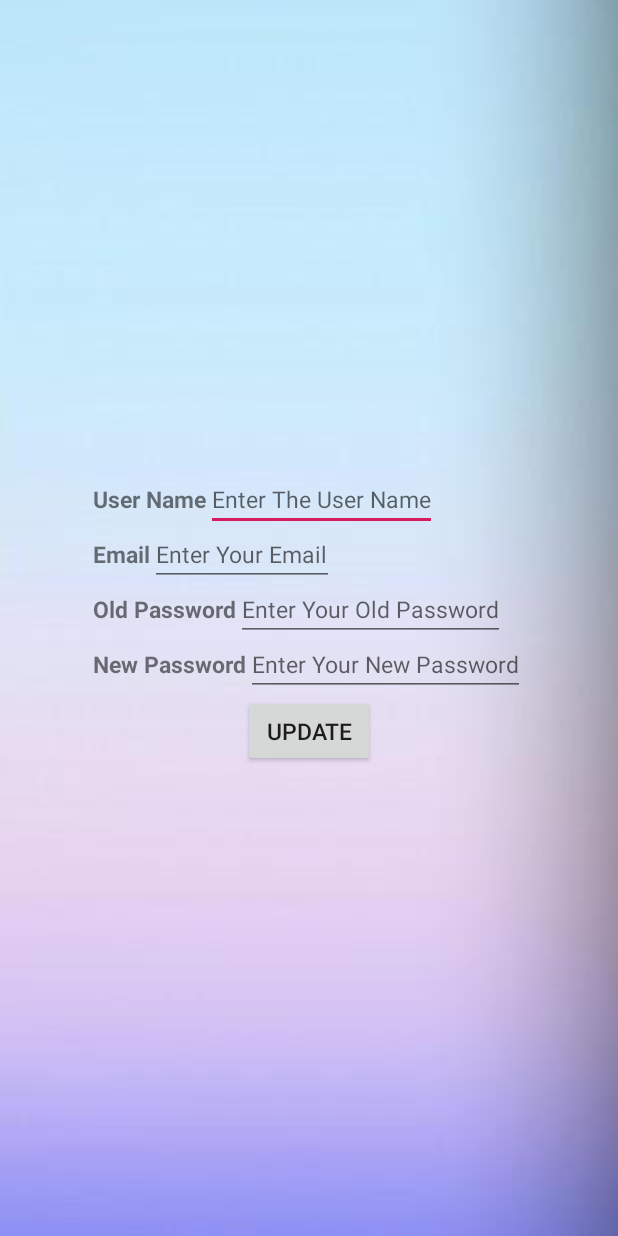
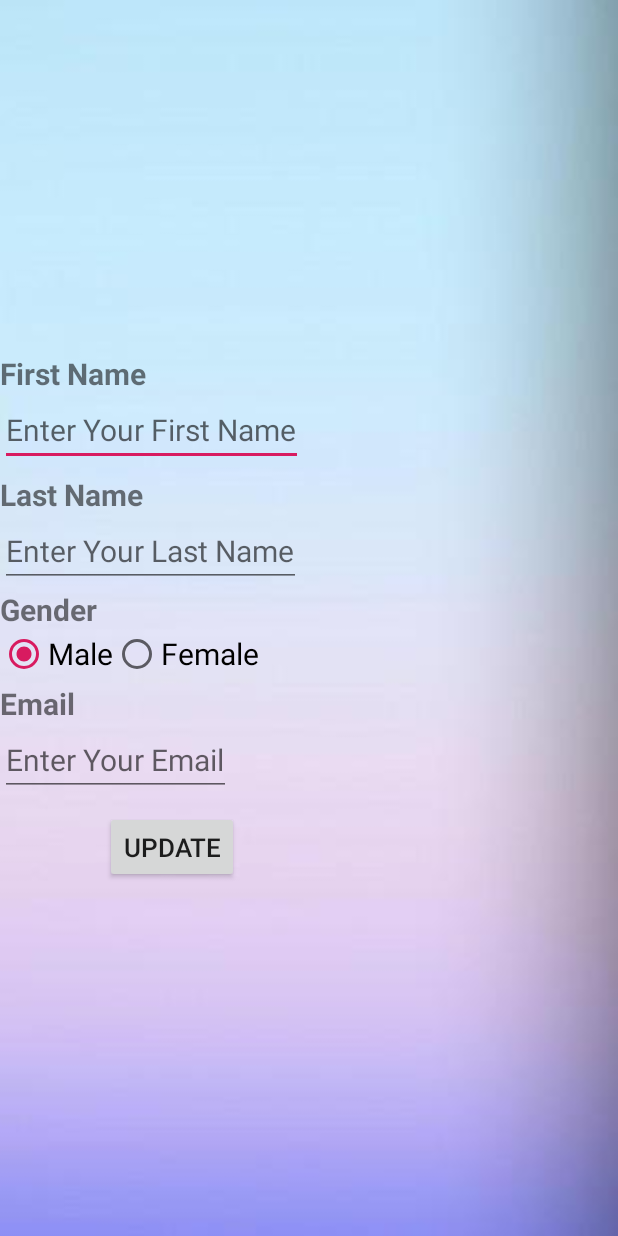
Before and after one commit to prachi52111/TraineeApp, an Android app: the layout activity_profile.xml on its own in the app's theme, with its tools: preview values and no code run, on a phone screen of 412 x 824 dp. Run offline under Robolectric (Android 15) with nearby library versions, the phone set to English and light mode, and no system bars.

Commit message:
dashboard add

```diff
--- a/app/src/main/java/com/example/prachisdemo/activities/DashBoard.java
+++ b/app/src/main/java/com/example/prachisdemo/activities/DashBoard.java
@@ -1,4 +1,4 @@
-package com.example.prachisdemo;
+package com.example.prachisdemo.activities;
 
 import android.content.Intent;
 import android.content.SharedPreferences;
@@ -9,6 +9,8 @@ import android.view.MotionEvent;
 import android.view.View;
 import android.widget.Button;
 import android.widget.Toast;
+
+import com.example.prachisdemo.R;
 
 public class DashBoard extends AppCompatActivity {
 
--- a/app/src/main/java/com/example/prachisdemo/activities/ForgotPasswordActiivity.java
+++ b/app/src/main/java/com/example/prachisdemo/activities/ForgotPasswordActiivity.java
@@ -1,7 +1,9 @@
-package com.example.prachisdemo;
+package com.example.prachisdemo.activities;
 
 import android.support.v7.app.AppCompatActivity;
 import android.os.Bundle;
+
+import com.example.prachisdemo.R;
 
 public class ForgotPasswordActiivity extends AppCompatActivity {
 
--- /dev/null
+++ b/app/src/main/java/com/example/prachisdemo/activities/InputValidation.java
@@ -0,0 +1,4 @@
+package com.example.prachisdemo.activities;
+
+class InputValidation {
+}
--- a/app/src/main/java/com/example/prachisdemo/activities/NavigationDrawer.java
+++ b/app/src/main/java/com/example/prachisdemo/activities/NavigationDrawer.java
@@ -1,4 +1,4 @@
-package com.example.prachisdemo;
+package com.example.prachisdemo.activities;
 
 import android.content.Intent;
 import android.os.Bundle;
@@ -13,7 +13,8 @@ import android.support.v7.app.AppCompatActivity;
 import android.support.v7.widget.Toolbar;
 import android.view.Menu;
 import android.view.MenuItem;
-import android.widget.TextView;
+
+import com.example.prachisdemo.R;
 
 public class NavigationDrawer extends AppCompatActivity
         implements NavigationView.OnNavigationItemSelectedListener {
--- a/app/src/main/java/com/example/prachisdemo/activities/SplashActivity.java
+++ b/app/src/main/java/com/example/prachisdemo/activities/SplashActivity.java
@@ -1,4 +1,4 @@
-package com.example.prachisdemo;
+package com.example.prachisdemo.activities;
 
 import android.content.Intent;
 import android.content.SharedPreferences;
@@ -6,7 +6,8 @@ import android.os.Handler;
 import android.preference.PreferenceManager;
 import android.support.v7.app.AppCompatActivity;
 import android.os.Bundle;
-import android.widget.Toast;
+
+import com.example.prachisdemo.R;
 
 public class SplashActivity extends AppCompatActivity {
 
--- a/app/src/main/res/layout/activity_profile.xml
+++ b/app/src/main/res/layout/activity_profile.xml
@@ -5,88 +5,113 @@
     android:layout_width="match_parent"
     android:layout_height="match_parent"
     android:background="@drawable/ic_back"
+    android:layout_gravity="center">
+
+<RelativeLayout
+    android:layout_width="match_parent"
+    android:layout_height="match_parent"
     android:gravity="center">
 
     <TextView
-        android:id="@+id/txt_user_name"
+        android:id="@+id/txt_fname"
         android:layout_width="wrap_content"
         android:layout_height="wrap_content"
-        android:text="@string/txt_user_name"
-        android:textSize="15dp"
+        android:text="@string/txt_fname"
+        android:textSize="20dp"
         android:textStyle="bold" />
 
     <EditText
-        android:id="@+id/edt_username"
+        android:id="@+id/edt_fname"
         android:layout_width="wrap_content"
         android:layout_height="wrap_content"
-        android:hint="@string/edt_uer_name"
-        android:textSize="15dp"
-        android:layout_toRightOf="@id/txt_user_name"
-        android:layout_alignBaseline="@+id/txt_user_name" />
+        android:layout_below="@id/txt_fname"
+        android:hint="@string/edt_fname"
+        android:maxLines="1"
+        android:textSize="20dp" />
+
+    <TextView
+        android:id="@+id/txt_lname"
+        android:layout_width="wrap_content"
+        android:layout_height="wrap_content"
+        android:layout_below="@id/edt_fname"
+        android:layout_marginTop="5dp"
+        android:text="@string/txt_lname"
+        android:textSize="20dp"
+        android:textStyle="bold" />
+
+    <EditText
+        android:id="@+id/edt_lname"
+        android:layout_width="wrap_content"
+        android:layout_height="wrap_content"
+        android:layout_below="@id/txt_lname"
+        android:hint="@string/edt_lname"
+        android:maxLines="1"
+        android:textSize="20dp" />
+
+    <TextView
+        android:id="@+id/txt_gender"
+        android:layout_width="wrap_content"
+        android:layout_height="wrap_content"
+        android:layout_below="@id/edt_lname"
+        android:layout_marginTop="1dp"
+        android:text="@string/text_gender"
+        android:textSize="20dp"
+        android:textStyle="bold" />
+
+
+    <RadioGroup
+        android:id="@+id/rdg_gender"
+        android:layout_width="match_parent"
+        android:layout_below="@id/txt_gender"
+        android:layout_height="wrap_content"
+        android:orientation="horizontal">
+
+        <RadioButton
+            android:id="@+id/rdb_male"
+            android:layout_width="wrap_content"
+            android:layout_height="wrap_content"
+            android:text="@string/rdb_male"
+            android:checked="true"
+            android:textSize="20dp" />
+
+        <RadioButton
+            android:id="@+id/rdb_female"
+            android:layout_width="wrap_content"
+            android:layout_height="wrap_content"
+            android:text="@string/rdb_female"
+            android:textSize="20dp" />
+    </RadioGroup>
 
     <TextView
         android:id="@+id/txt_email"
         android:layout_width="wrap_content"
         android:layout_height="wrap_content"
+        android:layout_below="@id/txt_gender"
+        android:layout_marginTop="35dp"
         android:text="@string/email"
-        android:layout_marginTop="15dp"
-        android:layout_below="@id/txt_user_name"
-        android:textSize="15dp"
+        android:textSize="20dp"
         android:textStyle="bold" />
 
     <EditText
         android:id="@+id/edt_email"
         android:layout_width="wrap_content"
         android:layout_height="wrap_content"
+        android:layout_below="@id/txt_email"
         android:hint="@string/email_hint"
-        android:layout_alignBaseline="@+id/txt_email"
-        android:layout_toRightOf="@id/txt_email"
-        android:textSize="15dp" />
+        android:editable="false"
+        android:maxLines="1"
+        android:textSize="20dp" />
 
-    <TextView
-        android:id="@+id/txt_old_pass"
-        android:layout_width="wrap_content"
-        android:layout_height="wrap_content"
-        android:text="@string/txt_old_pass"
-        android:layout_marginTop="15dp"
-        android:layout_below="@id/txt_email"
-        android:textSize="15dp"
-        android:textStyle="bold" />
-
-    <EditText
-        android:layout_width="wrap_content"
-        android:layout_height="wrap_content"
-        android:hint="@string/edt_old_pass"
-        android:layout_alignBaseline="@id/txt_old_pass"
-        android:layout_toRightOf="@id/txt_old_pass"
-        android:textSize="15dp" />
-
-    <TextView
-        android:id="@+id/txt_new_pass"
-        android:layout_width="wrap_content"
-        android:layout_height="wrap_content"
-        android:text="@string/txt_new_pass"
-        android:layout_marginTop="15dp"
-        android:layout_below="@id/txt_old_pass"
-        android:textSize="15dp"
-        android:textStyle="bold" />
-
-    <EditText
-        android:layout_width="wrap_content"
-        android:layout_height="wrap_content"
-        android:hint="@string/edt_new_pass"
-        android:layout_alignBaseline="@id/txt_new_pass"
-        android:layout_toRightOf="@id/txt_new_pass"
-        android:textSize="15dp" />
 
     <Button
         android:id="@+id/btn_update"
         android:layout_width="wrap_content"
         android:layout_height="wrap_content"
+        android:layout_below="@id/edt_email"
+        android:layout_marginLeft="70dp"
+        android:layout_marginTop="10dp"
         android:text="@string/btn_update"
-        android:layout_marginTop="10dp"
-        android:layout_below="@id/txt_new_pass"
-        android:layout_marginLeft="100dp"
-        android:textSize="15dp" />
+        android:textSize="17dp" />
 
 </RelativeLayout>
+</RelativeLayout>
--- a/app/src/main/res/layout/app_bar_navigation_drawer.xml
+++ b/app/src/main/res/layout/app_bar_navigation_drawer.xml
@@ -4,7 +4,7 @@
     xmlns:tools="http://schemas.android.com/tools"
     android:layout_width="match_parent"
     android:layout_height="match_parent"
-    tools:context=".NavigationDrawer">
+    tools:context=".activities.NavigationDrawer">
 
     <android.support.design.widget.AppBarLayout
         android:layout_width="match_parent"
--- a/app/src/main/res/layout/content_navigation_drawer.xml
+++ b/app/src/main/res/layout/content_navigation_drawer.xml
@@ -5,7 +5,7 @@
     android:layout_width="match_parent"
     android:layout_height="match_parent"
     app:layout_behavior="@string/appbar_scrolling_view_behavior"
-    tools:context=".NavigationDrawer"
+    tools:context=".activities.NavigationDrawer"
     tools:showIn="@layout/app_bar_navigation_drawer">
 
 </android.support.constraint.ConstraintLayout>
```
Also changed, not shown: app/src/main/java/com/example/prachisdemo/activities/ProfileActivity.java (+43 -20 lines), app/src/main/java/com/example/prachisdemo/activities/SignInActivity.java (+17 -4 lines), app/src/main/java/com/example/prachisdemo/activities/SignUpActivity.java (+42 -7 lines), app/src/main/java/com/example/prachisdemo/database/DatabaseHelper.java (added, +234 -0 lines), app/src/main/java/com/example/prachisdemo/models/User.java (added, +51 -0 lines), app/src/main/res/layout/activity_sign_up.xml (+11 -4 lines), gradle/wrapper/gradle-wrapper.properties (added), settings.gradle (line endings or trailing spaces), 3 other files.
